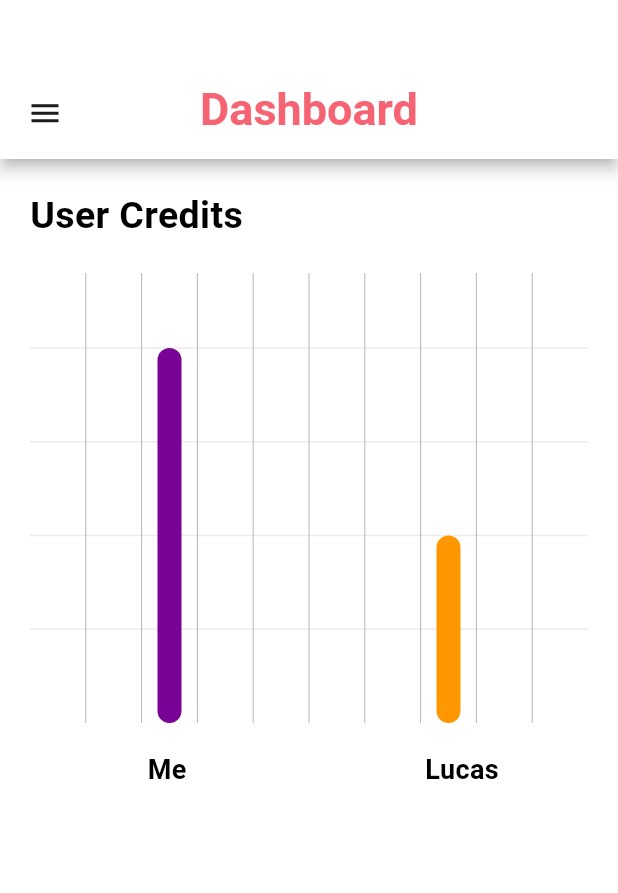
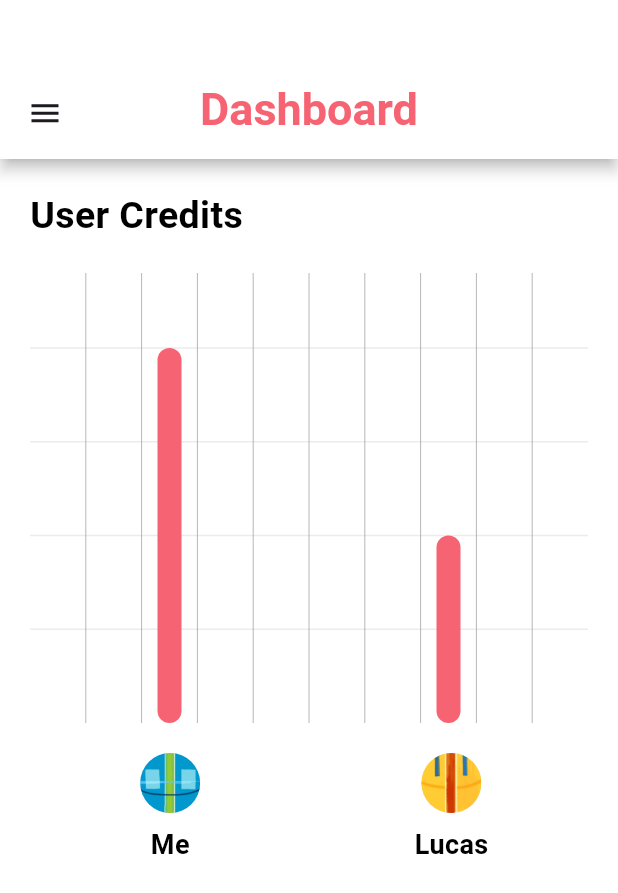
Before and after one commit to minizhiren/cotask, a Flutter app: the DashBoardPage screen opened directly, on a phone screen of 412 x 824 dp. Shown: the top 893 px of the screen. Run offline on Flutter 3.47's test engine with Material 3 defaults, Android fonts, the phone set to English and light mode, and no system bars; drawn by our look-alikes of fl_chart; our stand-ins replace flutter_svg, image_picker; missing offline and left inert: drag_and_drop_lists; Roboto replaces fonts that are missing (Quicksand).

Commit message:
added profile pictures

```diff
--- a/lib/dashboard_page.dart
+++ b/lib/dashboard_page.dart
@@ -13,9 +13,9 @@ class DashBoardPage extends StatefulWidget {
 
 class _DashBoardPageState extends State<DashBoardPage> {
   final List<Color> barColors = [
-    Color.fromARGB(255, 122, 3, 151),
-    Color(0xFFFF9800),
-  ]; // List of colors
+    Color(0xFFF66372),
+    Color(0xFFF66372),
+  ]; // Both bars set to the same color
 
   @override
   Widget build(BuildContext context) {
@@ -134,24 +134,50 @@ class _DashBoardPageState extends State<DashBoardPage> {
           Row(
             mainAxisAlignment: MainAxisAlignment.spaceAround,
             children: [
-              Text(
-                '    Me',
+              Padding(
+                padding: const EdgeInsets.only(left: 22.0), // Add 2px padding here for Me
+                child: Column(
+                  children: [
+                    CircleAvatar(
+                      radius: 20,
+                      backgroundImage: AssetImage('assets/me_prof.png'),
+                    ),
+                    const SizedBox(height: 10), // Spacing between name and image
+                    const Text(
+                      'Me',
                       style: TextStyle(
-                  color: Color.fromARGB(255, 0, 0, 0),//Color.fromARGB(255, 122, 3, 151),
+                        color: Color.fromARGB(255, 0, 0, 0),
                         fontSize: 18,
                         fontFamily: 'Quicksand',
                         fontWeight: FontWeight.w700,
                         height: 0,
                       ),
                     ),
-              Text(
+
+                  ],
+                ),
+              ),
+              Padding(
+                padding: const EdgeInsets.only(right: 15.0), // Add 15px padding here for Lucas
+                child: Column(
+                  children: [
+                    CircleAvatar(
+                      radius: 20,
+                      backgroundImage: AssetImage('assets/lucas_prof.png'),
+                    ),
+                    const SizedBox(height: 10), // Spacing between name and image
+                    const Text(
                       'Lucas',
                       style: TextStyle(
-                  color: Color.fromARGB(255, 0, 0, 0),//Color.fromARGB(255, 255, 153, 0),
+                        color: Color.fromARGB(255, 0, 0, 0),
                         fontSize: 18,
                         fontFamily: 'Quicksand',
                         fontWeight: FontWeight.w700,
                         height: 0,
+                      ),
+                    ),
+
+                  ],
                 ),
               ),
             ],
```
Also changed, not shown: assets/Navigation_bar/lucas_prof.png (added), assets/lucas_prof.png (added), assets/me_prof.png (added). Lines whose indentation alone changed are shown as unchanged.
